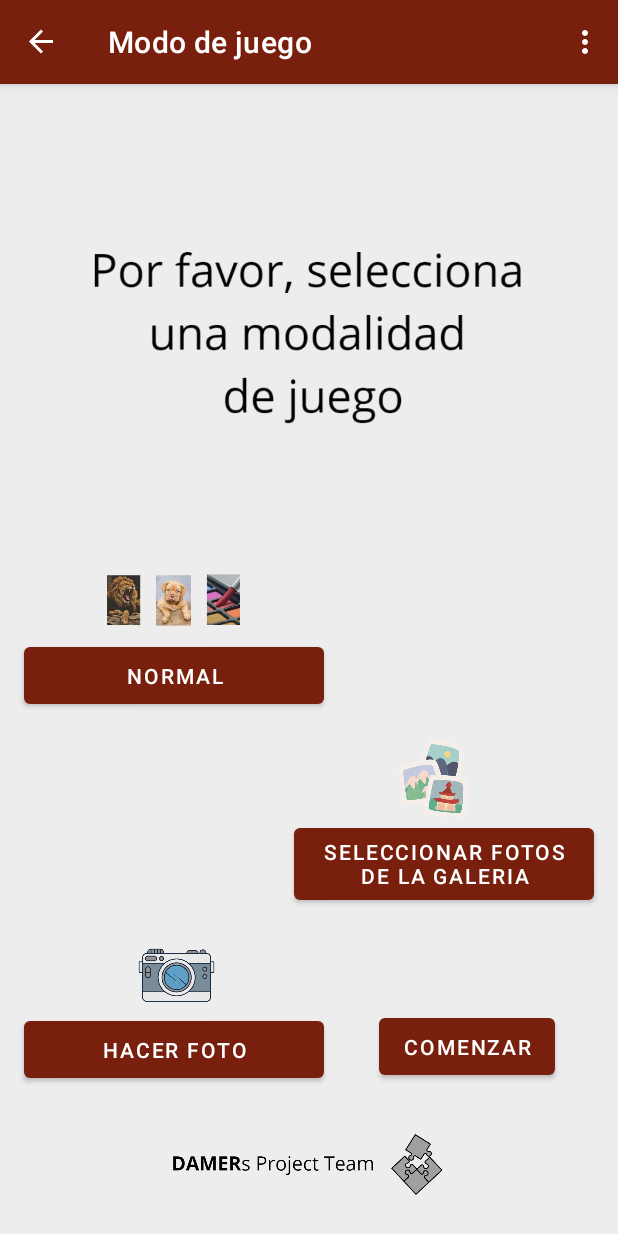
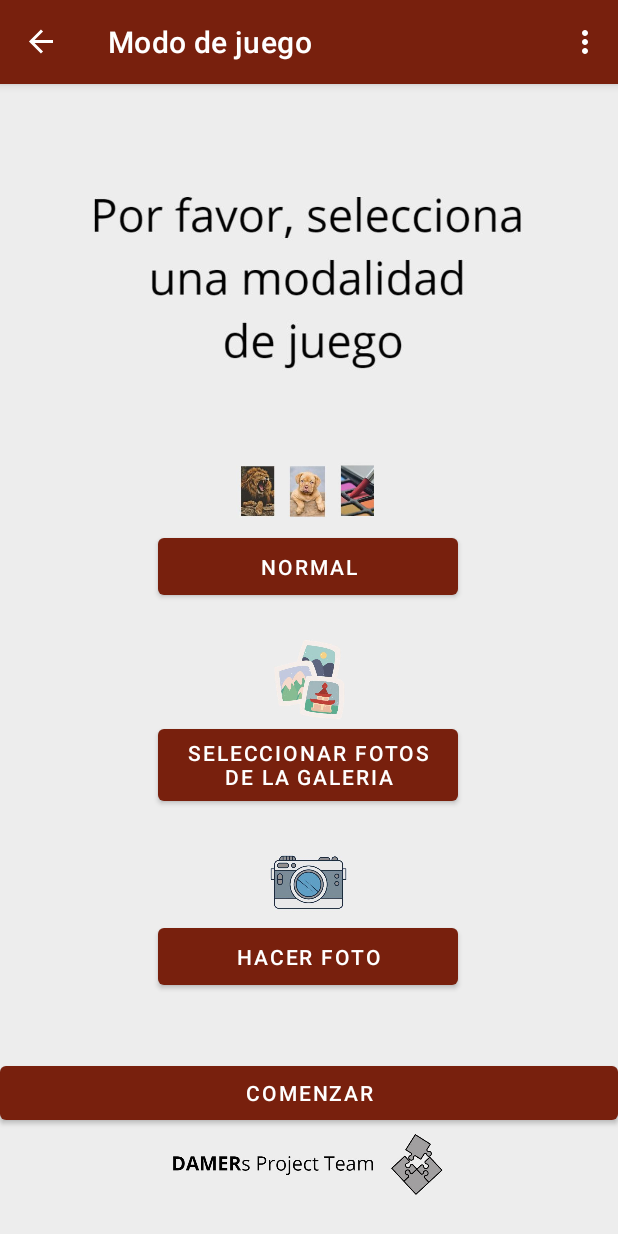
Before and after one commit to amontalbang/05-11-2022, an Android app: the selection screen opened through its navigation route, on a phone screen of 412 x 824 dp. Run offline under Robolectric (Android 15) with nearby library versions, the phone set to English and light mode, and no system bars; our stand-ins replace navigation-ui; pictures from the network do not load.

Commit message:
correccion posicion botones menu seleccion

```diff
--- a/app/src/main/res/layout/fragment_selection.xml
+++ b/app/src/main/res/layout/fragment_selection.xml
@@ -10,30 +10,30 @@
         android:id="@+id/button_normal"
         android:layout_width="200dp"
         android:layout_height="50dp"
-        android:layout_marginBottom="15dp"
+        android:layout_marginBottom="22dp"
         android:text="@string/mode_normal"
         app:layout_constraintBottom_toTopOf="@+id/imageView8"
         app:layout_constraintEnd_toEndOf="parent"
-        app:layout_constraintHorizontal_bias="0.075"
+        app:layout_constraintHorizontal_bias="0.497"
         app:layout_constraintStart_toStartOf="parent" />
 
     <Button
         android:id="@+id/button_gallery"
         android:layout_width="200dp"
         android:layout_height="60dp"
-        android:layout_marginBottom="19dp"
+        android:layout_marginBottom="23dp"
         android:text="@string/mode_gallery"
         app:layout_constraintBottom_toTopOf="@+id/imageView7"
         app:layout_constraintEnd_toEndOf="parent"
-        app:layout_constraintHorizontal_bias="0.924"
+        app:layout_constraintHorizontal_bias="0.497"
         app:layout_constraintStart_toStartOf="parent" />
 
     <ImageView
         android:id="@+id/imageView"
         android:layout_width="300dp"
         android:layout_height="150dp"
-        android:layout_marginTop="72dp"
-        android:layout_marginBottom="53dp"
+        android:layout_marginTop="40dp"
+        android:layout_marginBottom="22dp"
         android:contentDescription="@string/logo_main"
         android:src="@mipmap/seleccion"
         app:layout_constraintBottom_toTopOf="@+id/imageView10"
@@ -58,11 +58,11 @@
         android:id="@+id/button_camera"
         android:layout_width="200dp"
         android:layout_height="50dp"
-        android:layout_marginBottom="28dp"
+        android:layout_marginBottom="42dp"
         android:text="@string/mode_camera"
-        app:layout_constraintBottom_toTopOf="@+id/imageView2"
+        app:layout_constraintBottom_toTopOf="@+id/button_start"
         app:layout_constraintEnd_toEndOf="parent"
-        app:layout_constraintHorizontal_bias="0.075"
+        app:layout_constraintHorizontal_bias="0.497"
         app:layout_constraintStart_toStartOf="parent" />
 
     <ImageView
@@ -73,7 +73,6 @@
         android:src="@mipmap/camera"
         app:layout_constraintBottom_toTopOf="@+id/button_camera"
         app:layout_constraintEnd_toEndOf="parent"
-        app:layout_constraintHorizontal_bias="0.254"
         app:layout_constraintStart_toStartOf="parent"
         tools:ignore="ImageContrastCheck" />
 
@@ -85,7 +84,6 @@
         android:src="@mipmap/galeria"
         app:layout_constraintBottom_toTopOf="@+id/button_gallery"
         app:layout_constraintEnd_toEndOf="parent"
-        app:layout_constraintHorizontal_bias="0.738"
         app:layout_constraintStart_toStartOf="parent"
         tools:ignore="ImageContrastCheck" />
 
@@ -97,19 +95,16 @@
         android:src="@mipmap/normal"
         app:layout_constraintBottom_toTopOf="@+id/button_normal"
         app:layout_constraintEnd_toEndOf="parent"
-        app:layout_constraintHorizontal_bias="0.215"
+        app:layout_constraintHorizontal_bias="0.498"
         app:layout_constraintStart_toStartOf="parent" />
 
     <Button
         android:id="@+id/button_start"
-        android:layout_width="wrap_content"
-        android:layout_height="50dp"
-        android:layout_marginTop="68dp"
-        android:layout_marginEnd="42dp"
-        android:layout_marginBottom="31dp"
+        android:layout_width="412dp"
+        android:layout_height="48dp"
         android:text="@string/start_puzzle"
         app:layout_constraintBottom_toTopOf="@+id/imageView2"
         app:layout_constraintEnd_toEndOf="parent"
-        app:layout_constraintTop_toBottomOf="@+id/button_gallery" />
+        app:layout_constraintStart_toStartOf="parent" />
 
 </androidx.constraintlayout.widget.ConstraintLayout>
--- /dev/null
+++ b/app/src/main/res/xml/file_paths.xml
@@ -0,0 +1,4 @@
+<?xml version="1.0" encoding="utf-8"?>
+<PreferenceScreen xmlns:android="http://schemas.android.com/apk/res/android">
+
+</PreferenceScreen>
```
